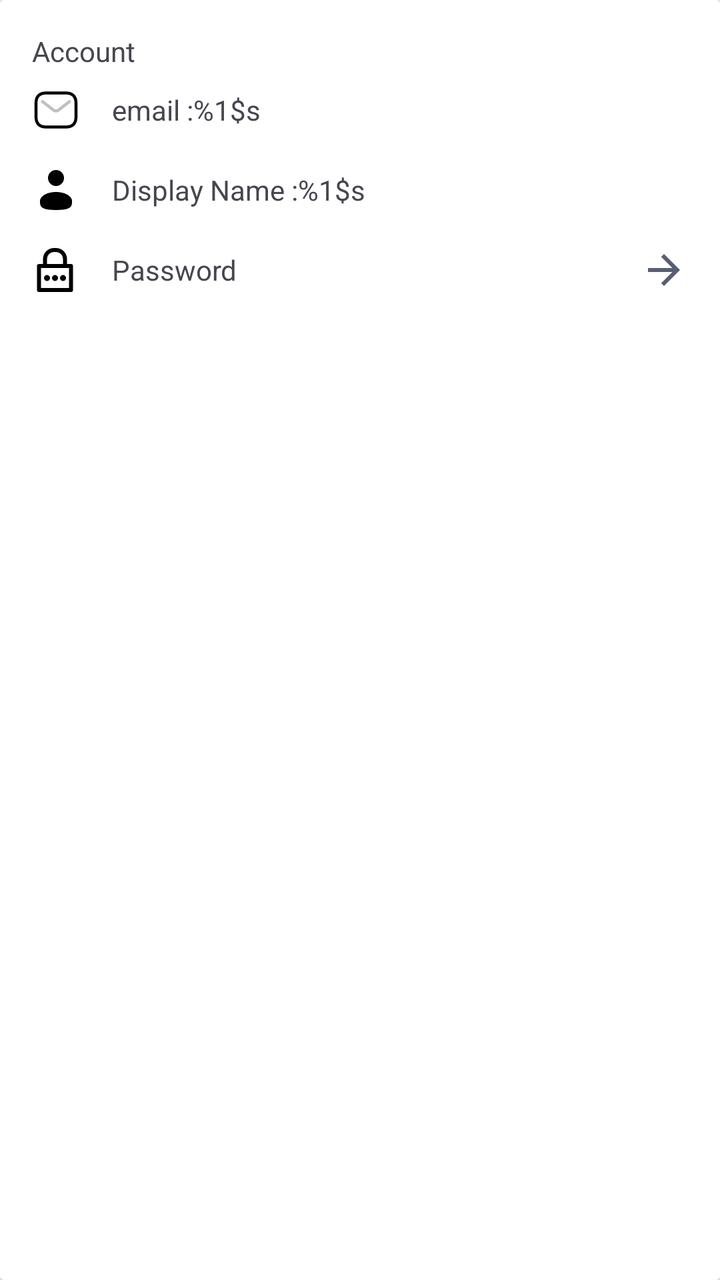
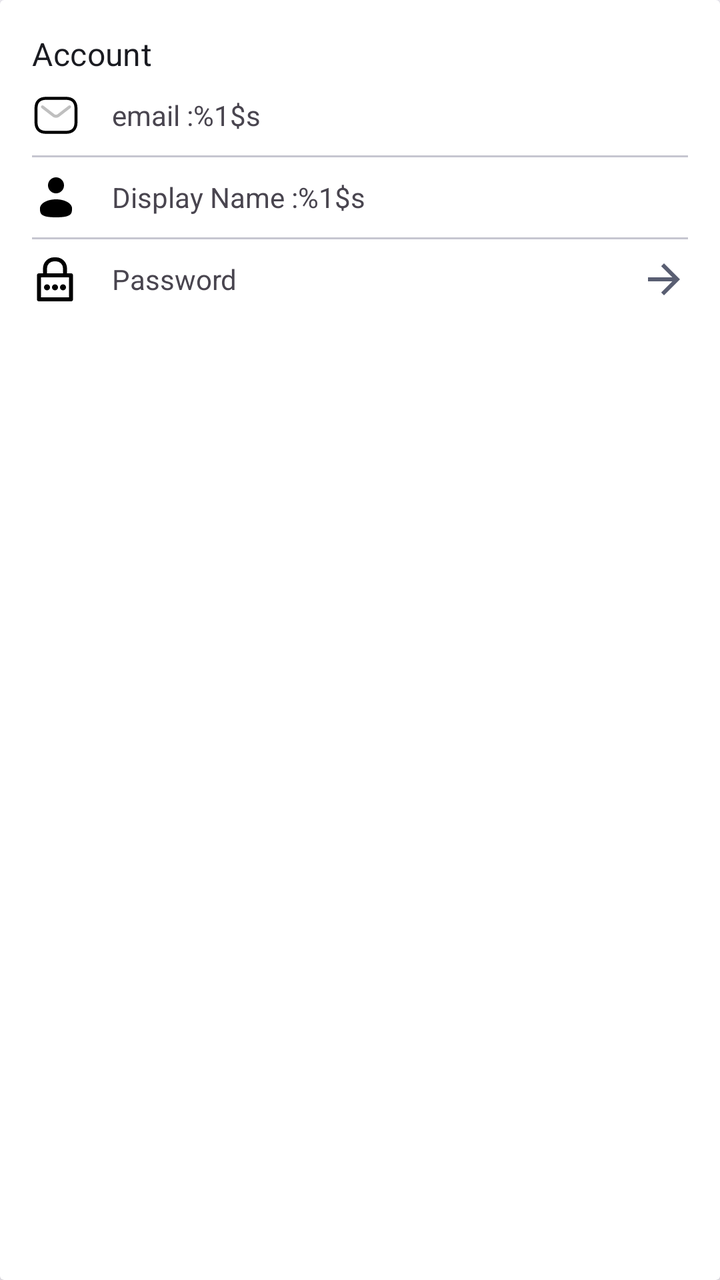

Screens rendered from an Android XML layout before and after an edit, with the pre-edit source and the edit as a unified diff.
<!-- AndroidManifest.xml: application theme Theme.Iotequipment -->
<!-- res/layout/item_account.xml -->
<?xml version="1.0" encoding="utf-8"?>
<androidx.cardview.widget.CardView xmlns:android="http://schemas.android.com/apk/res/android"
    xmlns:tools="http://schemas.android.com/tools"
    android:layout_width="match_parent"
    android:layout_height="wrap_content"
    android:elevation="4dp"
    android:radius="12dp">

    <LinearLayout
        android:layout_width="match_parent"
        android:layout_height="wrap_content"
        android:orientation="vertical"
        android:padding="16dp">
        <TextView
            android:layout_width="match_parent"
            android:layout_height="wrap_content"
            android:text="@string/settings_account"
            android:layout_gravity="start"
            />
        
        <LinearLayout
            android:layout_width="match_parent"
            android:layout_height="wrap_content"
            android:gravity="center_vertical"
            android:clickable="true"
            android:focusable="true"
            android:background="?attr/selectableItemBackground"
            android:paddingVertical="8dp">

            <ImageView
                android:layout_width="24dp"
                android:layout_height="24dp"
                android:src="@drawable/ic_email" />

            <TextView
                android:id="@+id/txtEmailName"
                android:layout_width="0dp"
                android:layout_height="wrap_content"
                android:layout_marginStart="16dp"
                android:layout_weight="1"
                android:text="@string/setting_email"
                android:textDirection="locale"
                android:gravity="start"
                />

        </LinearLayout>
        
        <LinearLayout
            android:layout_width="match_parent"
            android:layout_height="wrap_content"
            android:gravity="center_vertical"
            android:paddingVertical="8dp"
            android:clickable="true"
            android:focusable="true"
            android:background="?attr/selectableItemBackground"
            >

            <ImageView
                android:layout_width="24dp"
                android:layout_height="24dp"
                android:src="@drawable/ic_user" />

            <TextView
                android:id="@+id/txtDisplayName"
                android:layout_width="0dp"
                android:layout_height="wrap_content"
                android:layout_marginStart="16dp"
                android:layout_weight="1"
                android:text="@string/setting_display_name"
                android:textDirection="locale"
                android:gravity="start"
                />

        </LinearLayout>


        <LinearLayout
            android:layout_width="match_parent"
            android:layout_height="wrap_content"
            android:gravity="center_vertical"
            android:paddingVertical="8dp"
            android:clickable="true"
            android:focusable="true"
            android:background="?attr/selectableItemBackground"
            >

            <ImageView
                android:layout_width="24dp"
                android:layout_height="24dp"
                android:src="@drawable/ic_password" />

            <TextView
                android:id="@+id/btnPassword"
                android:layout_width="0dp"
                android:layout_height="wrap_content"
                android:layout_marginStart="16dp"
                android:layout_weight="1"
                android:text="@string/auth_password"
                android:textDirection="locale"
                android:gravity="start"
                />

            <ImageView
                android:layout_width="24dp"
                android:layout_height="24dp"
                android:src="@drawable/ic_back"
                android:scaleX="-1"
                />
        </LinearLayout>



    </LinearLayout>
</androidx.cardview.widget.CardView>
<!-- resources referenced by this layout -->
<resources>
  <!-- drawable ic_back (drawable) -->
  <vector xmlns:android="http://schemas.android.com/apk/res/android"
      android:autoMirrored="true" android:height="24dp"
      android:tint="@color/md_theme_secondary" android:viewportHeight="24"
      android:viewportWidth="24"
      android:width="24dp">
        
      <path android:fillColor="@color/black"
          android:pathData="M20,11H7.83l5.59,-5.59L12,4l-8,8 8,8 1.41,-1.41L7.83,13H20v-2z"/>
      
  </vector>
  <!-- drawable ic_password (drawable) -->
  <vector xmlns:android="http://schemas.android.com/apk/res/android"
      android:width="64dp"
      android:height="64dp"
      android:viewportWidth="48"
      android:viewportHeight="48">
    <path
        android:pathData="M39,18H35V13A11,11 0,0 0,24 2H22A11,11 0,0 0,11 13v5H7a2,2 0,0 0,-2 2V44a2,2 0,0 0,2 2H39a2,2 0,0 0,2 -2V20A2,2 0,0 0,39 18ZM15,13a7,7 0,0 1,7 -7h2a7,7 0,0 1,7 7v5H15ZM37,42H9V22H37Z"
        android:fillColor="#000000"/>
    <path
        android:pathData="M15,32m-3,0a3,3 0,1 1,6 0a3,3 0,1 1,-6 0"
        android:fillColor="#000000"/>
    <path
        android:pathData="M23,32m-3,0a3,3 0,1 1,6 0a3,3 0,1 1,-6 0"
        android:fillColor="#000000"/>
    <path
        android:pathData="M31,32m-3,0a3,3 0,1 1,6 0a3,3 0,1 1,-6 0"
        android:fillColor="#000000"/>
  </vector>
  <!-- drawable ic_user (drawable) -->
  <vector xmlns:android="http://schemas.android.com/apk/res/android" android:height="64dp" android:viewportHeight="24" android:viewportWidth="24" android:width="64dp">
        
      <path android:fillColor="#000000" android:pathData="M12,6m-4,0a4,4 0,1 1,8 0a4,4 0,1 1,-8 0"/>
        
      <path android:fillColor="#000000" android:pathData="M20,17.5C20,19.985 20,22 12,22C4,22 4,19.985 4,17.5C4,15.015 7.582,13 12,13C16.418,13 20,15.015 20,17.5Z"/>
      
  </vector>
  <string name="auth_password">Password</string>
  <string name="setting_display_name">Display Name :%1$s</string>
  <string name="setting_email">email :%1$s</string>
  <string name="settings_account">Account</string>
  <style name="Theme.Iotequipment" parent="Base.Theme.Iotequipment" />
  <color name="md_theme_secondary">#595E72</color>
  <color name="black">#FF000000</color>
  <style name="Base.Theme.Iotequipment" parent="Theme.Material3.DayNight.NoActionBar">
          <item name="fontFamily">@font/iran_yekan_regular</item>
          
          
          <item name="colorPrimary">@color/md_theme_primary</item>
          <item name="android:colorBackground">@color/md_theme_background</item>
  
      </style>
  <color name="md_theme_primary">#0055EF</color>
  <color name="md_theme_background">#FAF8FF</color>
  <!-- unchanged entries left out for length: 1 -->
</resources>

<!-- the commit's change to res/layout/item_account.xml (unified diff, before → after) -->
@@ -1,9 +1,10 @@
 <?xml version="1.0" encoding="utf-8"?>
-<androidx.cardview.widget.CardView xmlns:android="http://schemas.android.com/apk/res/android"
-    xmlns:tools="http://schemas.android.com/tools"
+<androidx.cardview.widget.CardView
+    xmlns:android="http://schemas.android.com/apk/res/android"
     android:layout_width="match_parent"
     android:layout_height="wrap_content"
-    android:elevation="4dp"
+    xmlns:app="http://schemas.android.com/apk/res-auto"
+    android:elevation="2dp"
     android:radius="12dp">
 
     <LinearLayout
@@ -15,7 +16,10 @@
             android:layout_width="match_parent"
             android:layout_height="wrap_content"
             android:text="@string/settings_account"
+            android:textColor="@color/md_theme_onSurface"
+            android:textAppearance="?attr/textAppearanceTitleMedium"
             android:layout_gravity="start"
+            android:textDirection="locale"
             />
         
         <LinearLayout
@@ -44,6 +48,10 @@
                 />
 
         </LinearLayout>
+        <View
+            android:layout_width="match_parent"
+            android:layout_height="1dp"
+            android:background="@color/md_theme_outlineVariant"/>
         
         <LinearLayout
             android:layout_width="match_parent"
@@ -72,8 +80,10 @@
                 />
 
         </LinearLayout>
-
-
+        <View
+            android:layout_width="match_parent"
+            android:layout_height="1dp"
+            android:background="@color/md_theme_outlineVariant"/>
         <LinearLayout
             android:layout_width="match_parent"
             android:layout_height="wrap_content"
<!-- resource entries referenced after the edit -->
@@ -1,5 +1,7 @@
 <!-- resources referenced by this layout -->
 <resources>
+  <color name="md_theme_onSurface">#1A1B21</color>
+  <color name="md_theme_outlineVariant">#C6C6D0</color>
   <!-- drawable ic_back (drawable) -->
   <vector xmlns:android="http://schemas.android.com/apk/res/android"
       android:autoMirrored="true" android:height="24dp"
